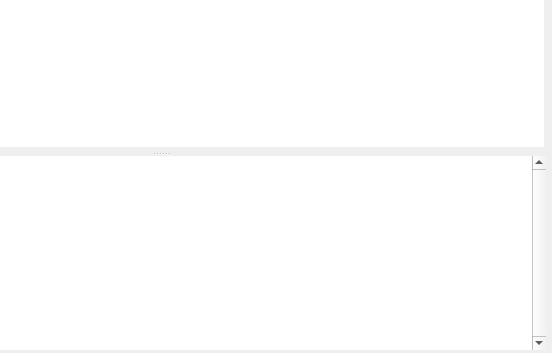
Qt form src/conan_app_launcher/ui/fluent_window/fluent_window.ui (goszpeti/conan_explorer) before a commit; both pictures show x 299 to 851 and y 442 to 795 of the 851 by 795 pixel window.
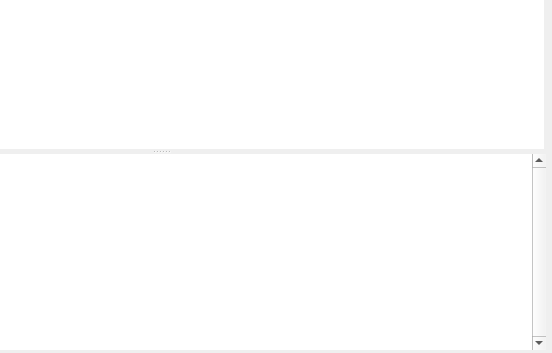
The same form after that commit. Icons and pictures are not drawn.

Commit message: View layout changes * Move pkg path to bottom in local pkg exp * Switch serach view from vert. to hor. tiling

```diff
--- a/src/conan_app_launcher/ui/fluent_window/fluent_window.ui
+++ b/src/conan_app_launcher/ui/fluent_window/fluent_window.ui
@@ -449,7 +449,7 @@
                   <number>2</number>
                  </property>
                  <property name="bottomMargin">
-                  <number>5</number>
+                  <number>1</number>
                  </property>
                  <item>
                   <widget class="QStackedWidget" name="page_stacked_widget">
```
The commit also changes 7 other files.
